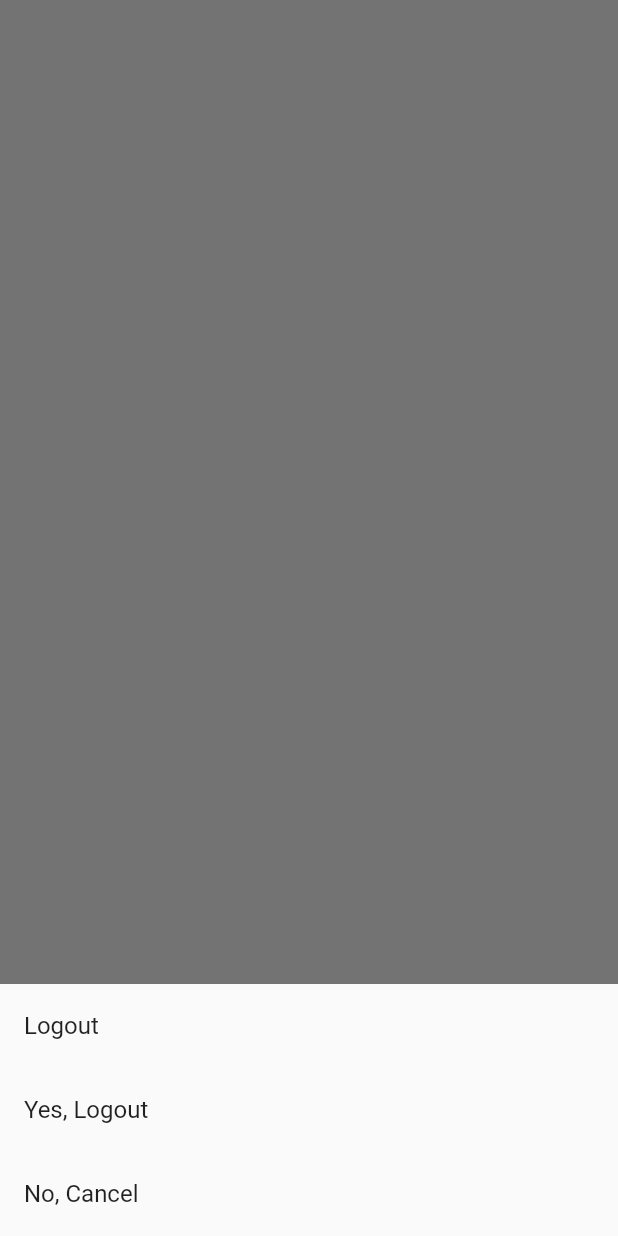
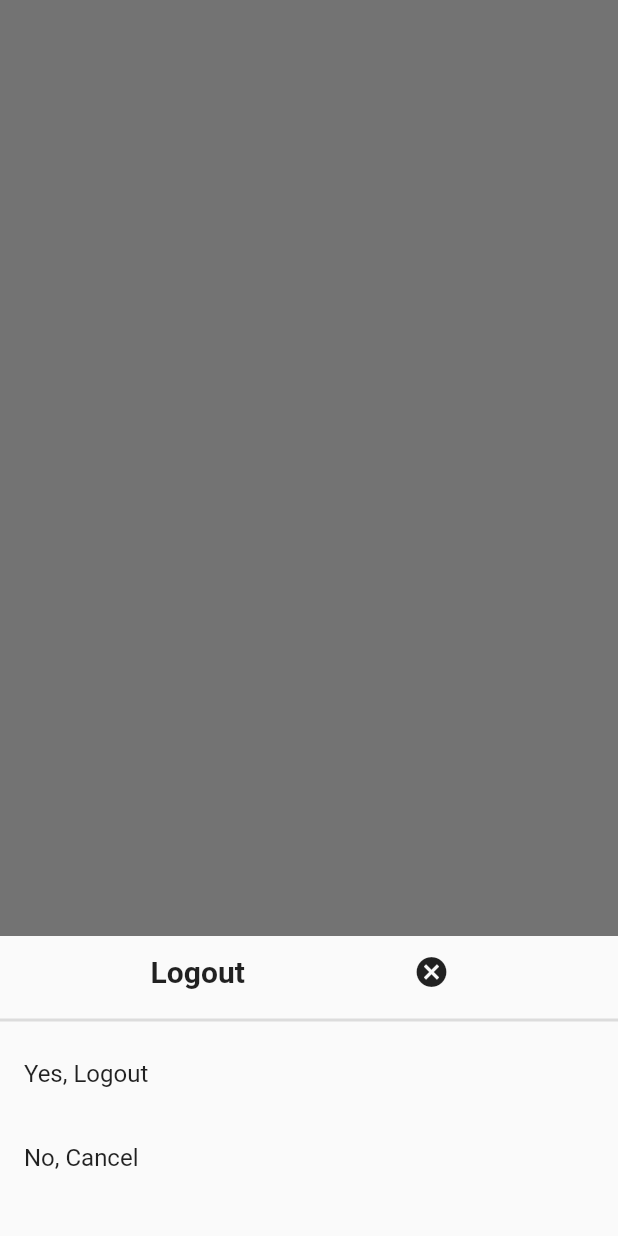
Before and after one commit to andisiambuku/DemoScreens, a Flutter app: what displayModalBottomSheet() shows on an empty page, opened directly, on a phone screen of 412 x 824 dp. Run offline on Flutter 3.47's test engine with Material 2 defaults, Android fonts, the phone set to English and light mode, and no system bars.

Commit message:
changes made to the modal bottomsheet

```diff
--- a/lib/logout_bottomsheet.dart
+++ b/lib/logout_bottomsheet.dart
@@ -1,5 +1,3 @@
-
-
 import 'package:flutter/material.dart';
 
 void displayModalBottomSheet(context) {
@@ -7,20 +5,71 @@ void displayModalBottomSheet(context) {
       context: context,
       builder: (BuildContext bc) {
         return Container(
-          child: new Wrap(
+          height: 200,
+          decoration: BoxDecoration(
+              borderRadius: BorderRadius.only(
+                  topLeft: Radius.circular(40.0),
+                  topRight: Radius.circular(40.0),
+                  bottomLeft: Radius.circular(40.0),
+                  bottomRight: Radius.circular(40.0))),
+          child: Wrap(
             children: <Widget>[
-              new ListTile(
-                title: new Text('Logout'),
+              Row(
+                mainAxisAlignment: MainAxisAlignment.spaceEvenly,
+                children: [
+                  Text(
+                    'Logout',
+                    textAlign: TextAlign.center,
+                    style: TextStyle(
+                      fontWeight: FontWeight.bold,
+                      fontSize: 20.0,
+                    ),
+                  ),
+                  IconButton(
+                    icon: Icon(Icons.cancel_sharp),
+                    //alignment: Alignment.bottomRight,
+                    onPressed: () => Navigator.pop(context),
+                  )
+                ],
               ),
-              new ListTile(
-                  title: new Text('Yes, Logout'),
-                  onTap: () => {}),
-              new ListTile(
-                title: new Text('No, Cancel'),
-                onTap: () => {},
+              Divider(
+                thickness: 2,
+              ),
+              Center(
+                child: ListTile(title: Text('Yes, Logout'), onTap: () => {}),
+              ),
+              Center(
+                child: ListTile(
+                  title: Text('No, Cancel'),
+                  onTap: () => {},
+                ),
               ),
             ],
           ),
         );
       });
 }
+
+/*ListTile(
+                      title: Text('Logout'),
+                  ),*/
+/* showCupertinoModalPopup(context: context,
+   builder: (BuildContext context) => CupertinoActionSheet(
+      title: Text('Logout'),
+      message: Text('Are you sure you want to logout?'),
+      cancelButton: CupertinoActionSheetAction(
+        child: Text('Exit'),
+       // child: Icon(Icons.cancel),
+      onPressed: ()=> Navigator.pop(context)),
+      actions: <CupertinoActionSheetAction>[
+        CupertinoActionSheetAction(
+          child: Text('Yes, Logout'),
+          onPressed: (){},
+        ),
+        CupertinoActionSheetAction(
+           child: Text('No, Cancel'),
+          onPressed: (){},
+        )
+      ],
+   )
+   );*/
--- a/lib/main.dart
+++ b/lib/main.dart
@@ -13,8 +13,8 @@ class MyApp extends StatelessWidget{
      theme: ThemeData(
         primarySwatch: Colors.green,
      ),
-     home: //MyDeals(),
-      HowItWorks(),
+     home: MyDeals(),
+      //HowItWorks(),
 
     debugShowCheckedModeBanner: false,
    );
```
